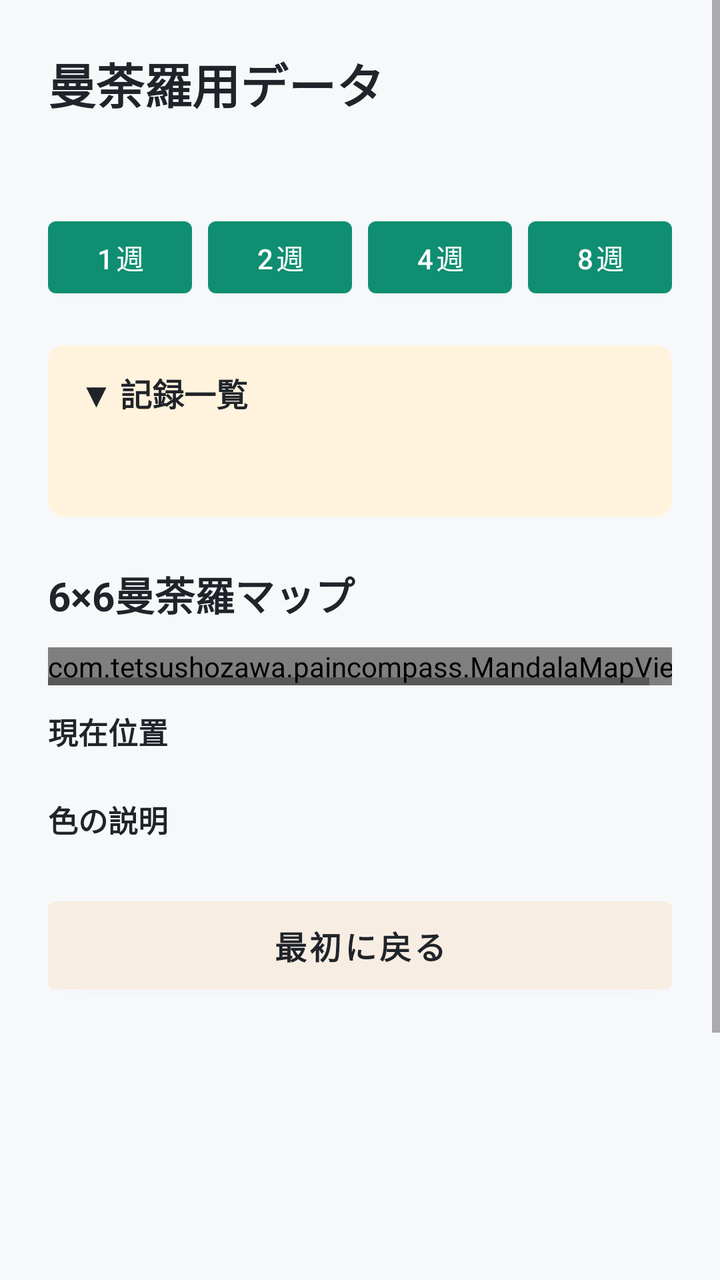
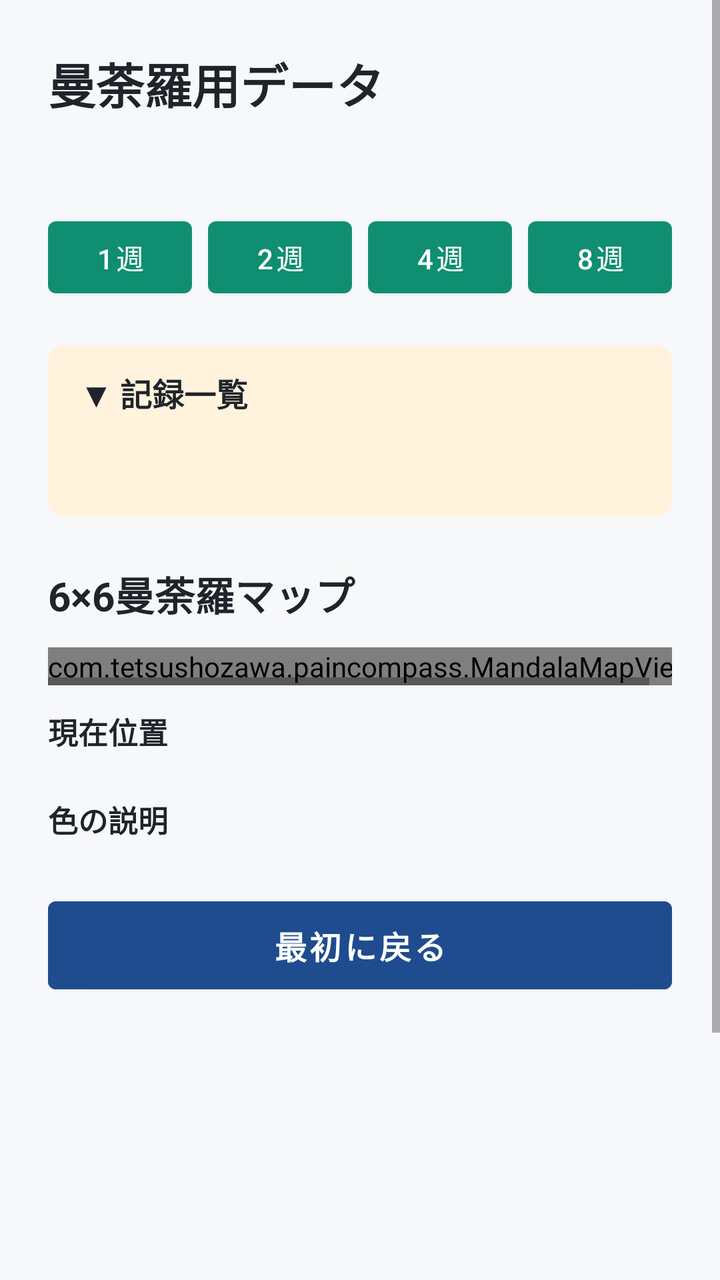

Screens rendered from an Android XML layout before and after an edit, with the pre-edit source and the edit as a unified diff.
<!-- AndroidManifest.xml: application theme Theme.PainRecord001 -->
<!-- res/layout/activity_mandala_data.xml -->
<?xml version="1.0" encoding="utf-8"?>
<ScrollView xmlns:android="http://schemas.android.com/apk/res/android"
    android:layout_width="match_parent"
    android:layout_height="match_parent"
    android:background="@color/screen_background"
    android:clipToPadding="false"
    android:fillViewport="true"
    android:paddingBottom="120dp">

    <LinearLayout
        android:layout_width="match_parent"
        android:layout_height="wrap_content"
        android:orientation="vertical"
        android:padding="24dp">

        <TextView
            android:layout_width="match_parent"
            android:layout_height="wrap_content"
            android:text="@string/mandala_data_title"
            android:textColor="@color/text_primary"
            android:textSize="24sp"
            android:textStyle="bold" />

        <TextView
            android:id="@+id/mandalaPeriodText"
            android:layout_width="match_parent"
            android:layout_height="wrap_content"
            android:layout_marginTop="8dp"
            android:textColor="@color/text_secondary"
            android:textSize="16sp" />

        <HorizontalScrollView
            android:layout_width="match_parent"
            android:layout_height="wrap_content"
            android:layout_marginTop="16dp"
            android:scrollbars="none">

            <LinearLayout
                android:layout_width="wrap_content"
                android:layout_height="wrap_content"
                android:orientation="horizontal">

                <Button
                    android:id="@+id/periodOneWeekButton"
                    android:layout_width="72dp"
                    android:layout_height="48dp"
                    android:layout_marginEnd="8dp"
                    android:text="@string/period_one_week"
                    android:textAllCaps="false" />

                <Button
                    android:id="@+id/periodTwoWeeksButton"
                    android:layout_width="72dp"
                    android:layout_height="48dp"
                    android:layout_marginEnd="8dp"
                    android:text="@string/period_two_weeks"
                    android:textAllCaps="false" />

                <Button
                    android:id="@+id/periodFourWeeksButton"
                    android:layout_width="72dp"
                    android:layout_height="48dp"
                    android:layout_marginEnd="8dp"
                    android:text="@string/period_four_weeks"
                    android:textAllCaps="false" />

                <Button
                    android:id="@+id/periodEightWeeksButton"
                    android:layout_width="72dp"
                    android:layout_height="48dp"
                    android:layout_marginEnd="8dp"
                    android:text="@string/period_eight_weeks"
                    android:textAllCaps="false" />

                <Button
                    android:id="@+id/periodTwelveWeeksButton"
                    android:layout_width="72dp"
                    android:layout_height="48dp"
                    android:text="@string/period_twelve_weeks"
                    android:textAllCaps="false" />
            </LinearLayout>
        </HorizontalScrollView>

        <LinearLayout
            android:layout_width="match_parent"
            android:layout_height="wrap_content"
            android:layout_marginTop="20dp"
            android:background="@drawable/saved_record_background"
            android:orientation="vertical"
            android:paddingStart="16dp"
            android:paddingEnd="16dp">

            <TextView
                android:id="@+id/mandalaRecordsToggle"
                android:layout_width="match_parent"
                android:layout_height="48dp"
                android:clickable="true"
                android:focusable="true"
                android:gravity="center_vertical"
                android:text="@string/mandala_records_expanded"
                android:textColor="@color/text_primary"
                android:textSize="16sp"
                android:textStyle="bold" />

            <TextView
                android:id="@+id/mandalaDataText"
                android:layout_width="match_parent"
                android:layout_height="wrap_content"
                android:paddingBottom="16dp"
                android:textColor="@color/text_primary"
                android:textSize="16sp" />
        </LinearLayout>

        <TextView
            android:layout_width="match_parent"
            android:layout_height="wrap_content"
            android:layout_marginTop="24dp"
            android:text="@string/mandala_map_title"
            android:textColor="@color/text_primary"
            android:textSize="20sp"
            android:textStyle="bold" />

        <HorizontalScrollView
            android:layout_width="match_parent"
            android:layout_height="wrap_content"
            android:layout_marginTop="12dp">

            <com.tetsushozawa.paincompass.MandalaMapView
                android:id="@+id/mandalaMapView"
                android:layout_width="wrap_content"
                android:layout_height="wrap_content" />
        </HorizontalScrollView>

        <LinearLayout
            android:id="@+id/mandalaColorLegendLayout"
            android:layout_width="match_parent"
            android:layout_height="wrap_content"
            android:layout_marginTop="12dp"
            android:orientation="vertical">

            <TextView
                android:layout_width="match_parent"
                android:layout_height="wrap_content"
                android:text="@string/mandala_current_position_title"
                android:textColor="@color/text_primary"
                android:textSize="15sp"
                android:textStyle="bold" />

            <LinearLayout
                android:id="@+id/mandalaCurrentPositionLegendItems"
                android:layout_width="match_parent"
                android:layout_height="wrap_content"
                android:layout_marginTop="8dp"
                android:orientation="vertical" />

            <TextView
                android:layout_width="match_parent"
                android:layout_height="wrap_content"
                android:layout_marginTop="14dp"
                android:text="@string/mandala_color_legend_title"
                android:textColor="@color/text_primary"
                android:textSize="15sp"
                android:textStyle="bold" />

            <LinearLayout
                android:id="@+id/mandalaColorLegendItems"
                android:layout_width="match_parent"
                android:layout_height="wrap_content"
                android:layout_marginTop="8dp"
                android:orientation="vertical" />
        </LinearLayout>

        <Button
            android:id="@+id/mandalaReturnToTopButton"
            android:layout_width="match_parent"
            android:layout_height="56dp"
            android:layout_marginTop="16dp"
            android:backgroundTint="@color/clear_button"
            android:text="@string/return_to_top"
            android:textAllCaps="false"
            android:textColor="@color/text_primary"
            android:textSize="16sp"
            android:textStyle="bold" />

        <Space
            android:layout_width="match_parent"
            android:layout_height="120dp" />
    </LinearLayout>
</ScrollView>
<!-- resources referenced by this layout -->
<resources>
  <color name="clear_button">#FFF8EDE3</color>
  <color name="screen_background">#FFF7F8FA</color>
  <color name="text_primary">#FF20242A</color>
  <color name="text_secondary">#FF64707D</color>
  <!-- drawable saved_record_background (drawable) -->
  <?xml version="1.0" encoding="utf-8"?>
  <shape xmlns:android="http://schemas.android.com/apk/res/android">
      <solid android:color="@color/saved_record_background" />
      <corners android:radius="8dp" />
  </shape>
  <string name="mandala_color_legend_title">色の説明</string>
  <string name="mandala_current_position_title">現在位置</string>
  <string name="mandala_data_title">曼荼羅用データ</string>
  <string name="mandala_map_title">6×6曼荼羅マップ</string>
  <string name="mandala_records_expanded">▼ 記録一覧</string>
  <string name="period_eight_weeks">8週</string>
  <string name="period_four_weeks">4週</string>
  <string name="period_one_week">1週</string>
  <string name="period_twelve_weeks">12週</string>
  <string name="period_two_weeks">2週</string>
  <string name="return_to_top">最初に戻る</string>
  <style name="Theme.PainRecord001" parent="Theme.MaterialComponents.DayNight.NoActionBar">
          
          <item name="colorPrimary">@color/accent</item>
          <item name="colorPrimaryVariant">@color/mandala_button</item>
          <item name="colorOnPrimary">@color/white</item>
          
          <item name="colorSecondary">@color/teal_200</item>
          <item name="colorSecondaryVariant">@color/teal_700</item>
          <item name="colorOnSecondary">@color/black</item>
          
          <item name="android:statusBarColor">?attr/colorPrimaryVariant</item>
          
      </style>
  <color name="saved_record_background">#FFFFF3DD</color>
  <color name="accent">#FF108E71</color>
  <color name="mandala_button">#FF1F4C8E</color>
  <color name="white">#FFFFFFFF</color>
  <color name="teal_200">#FF03DAC5</color>
  <color name="teal_700">#FF018786</color>
  <color name="black">#FF000000</color>
</resources>

<!-- the commit's change to res/layout/activity_mandala_data.xml (unified diff, before → after) -->
@@ -175,10 +175,10 @@
             android:layout_width="match_parent"
             android:layout_height="56dp"
             android:layout_marginTop="16dp"
-            android:backgroundTint="@color/clear_button"
+            android:backgroundTint="@color/mandala_button"
             android:text="@string/return_to_top"
             android:textAllCaps="false"
-            android:textColor="@color/text_primary"
+            android:textColor="@color/white"
             android:textSize="16sp"
             android:textStyle="bold" />
 
<!-- resource entries referenced after the edit -->
@@ -1,6 +1,5 @@
 <!-- resources referenced by this layout -->
 <resources>
-  <color name="clear_button">#FFF8EDE3</color>
   <color name="screen_background">#FFF7F8FA</color>
   <color name="text_primary">#FF20242A</color>
   <color name="text_secondary">#FF64707D</color>
